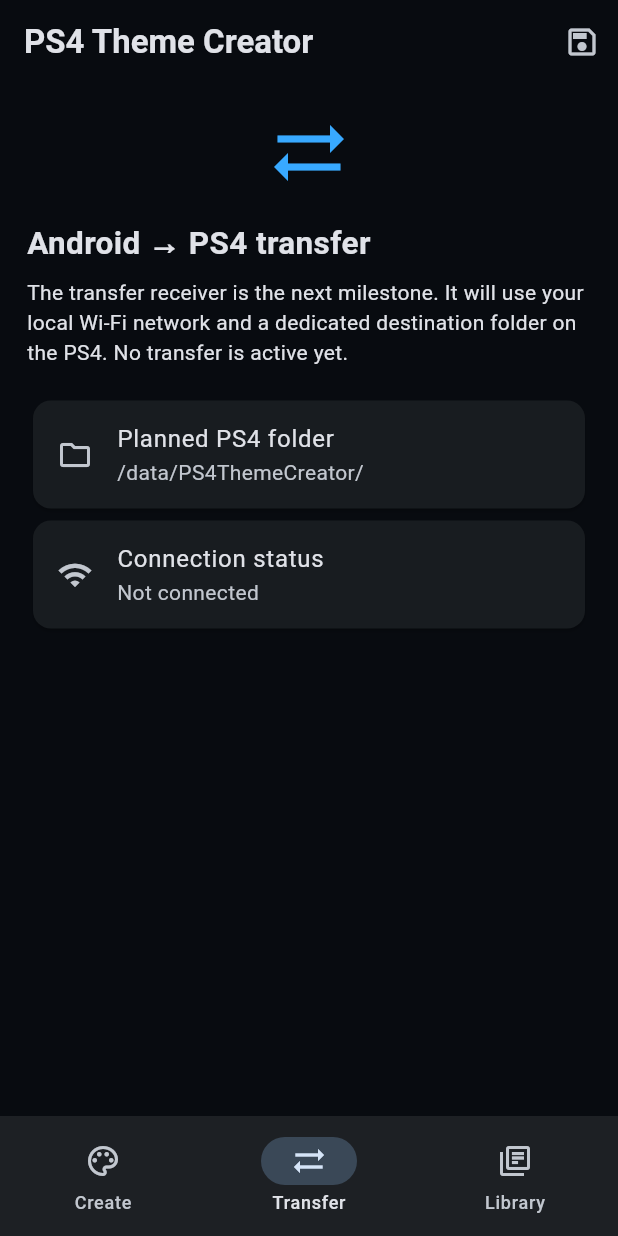
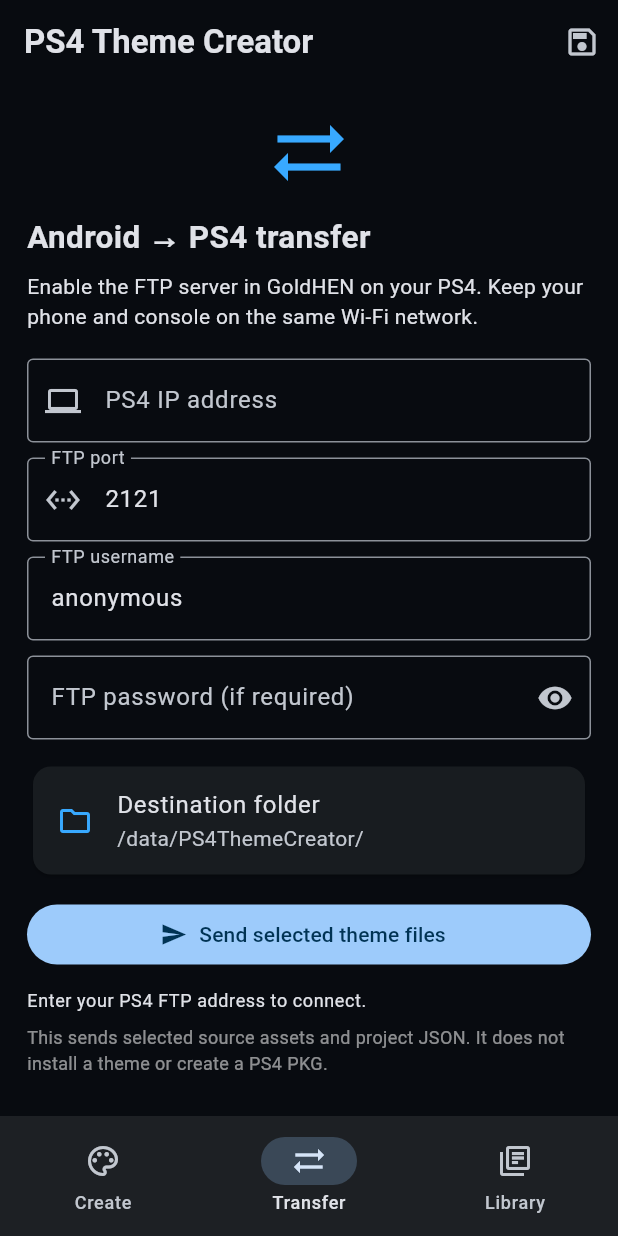
Before and after one commit to LJ-ctrl-gif/PS4-THEME-CREATOR, a Flutter app: the screen it shows after launch, item 2 of the bottom bar chosen, on a phone screen of 412 x 824 dp. Run offline on Flutter 3.47's test engine with Material 3 defaults, Android fonts, the phone set to English and light mode, and no system bars; our stand-ins replace file_picker, shared_preferences.

Commit message:
Connect Android theme editor to PS4 FTP transfer

```diff
--- a/lib/main.dart
+++ b/lib/main.dart
@@ -1,5 +1,7 @@
 import 'dart:convert';
 import 'dart:io';
+
+import 'ps4_ftp_client.dart';
 
 import 'package:file_picker/file_picker.dart';
 import 'package:flutter/material.dart';
@@ -84,6 +86,14 @@ class _CreatorHomeState extends State<CreatorHome> {
   final authorController = TextEditingController();
   bool loading = true;
   String status = 'Create a theme project to get started.';
+  final ipController = TextEditingController();
+  final portController = TextEditingController(text: '2121');
+  final userController = TextEditingController(text: 'anonymous');
+  final passwordController = TextEditingController();
+  bool transferring = false;
+  bool obscurePassword = true;
+  double transferProgress = 0;
+  String transferStatus = 'Enter your PS4 FTP address to connect.';
 
   @override
   void initState() {
@@ -95,12 +105,19 @@ class _CreatorHomeState extends State<CreatorHome> {
   void dispose() {
     nameController.dispose();
     authorController.dispose();
+    ipController.dispose();
+    portController.dispose();
+    userController.dispose();
+    passwordController.dispose();
     super.dispose();
   }
 
   Future<void> _loadDraft() async {
     final prefs = await SharedPreferences.getInstance();
     final raw = prefs.getString('theme_draft');
+    ipController.text = prefs.getString('ps4_ip') ?? '';
+    portController.text = prefs.getString('ps4_port') ?? '2121';
+    userController.text = prefs.getString('ps4_user') ?? 'anonymous';
     if (raw != null) {
       try {
         final restored = ThemeDraft.fromJson(jsonDecode(raw) as Map<String, dynamic>);
@@ -153,6 +170,72 @@ class _CreatorHomeState extends State<CreatorHome> {
       ScaffoldMessenger.of(context).showSnackBar(
         const SnackBar(content: Text('Project manifest copied to clipboard')),
       );
+    }
+  }
+
+
+  Future<void> _transferToPs4() async {
+    final host = ipController.text.trim();
+    final port = int.tryParse(portController.text.trim());
+    if (host.isEmpty || port == null || port < 1 || port > 65535) {
+      _showMessage('Enter a valid PS4 IP address and FTP port.');
+      return;
+    }
+    final files = <File>[];
+    if (draft.wallpaperPath != null) files.add(File(draft.wallpaperPath!));
+    if (draft.audioPath != null) files.add(File(draft.audioPath!));
+    if (files.isEmpty) {
+      _showMessage('Choose a wallpaper or audio file before transferring.');
+      return;
+    }
+    setState(() {
+      transferring = true;
+      transferProgress = 0;
+      transferStatus = 'Connecting to PS4…';
+    });
+    final prefs = await SharedPreferences.getInstance();
+    await prefs.setString('ps4_ip', host);
+    await prefs.setString('ps4_port', port.toString());
+    await prefs.setString('ps4_user', userController.text.trim());
+    final client = Ps4FtpClient(
+      host, port,
+      userController.text.trim().isEmpty ? 'anonymous' : userController.text.trim(),
+      passwordController.text,
+    );
+    try {
+      await client.connect();
+      if (mounted) setState(() => transferStatus = 'Connected. Preparing destination folder…');
+      await client.prepareFolder('/data/PS4ThemeCreator');
+      for (var i = 0; i < files.length; i++) {
+        final file = files[i];
+        if (!await file.exists()) {
+          throw FileSystemException('Selected asset is no longer available', file.path);
+        }
+        final rawName = file.uri.pathSegments.isEmpty ? 'asset_$i' : file.uri.pathSegments.last;
+        final safeName = rawName.replaceAll(RegExp(r'[^A-Za-z0-9._-]'), '_');
+        if (mounted) {
+          setState(() => transferStatus = 'Uploading ' + safeName + ' (' +
+              (i + 1).toString() + '/' + files.length.toString() + ')…');
+        }
+        await client.uploadFile(file, safeName);
+        if (mounted) setState(() => transferProgress = (i + 1) / (files.length + 1));
+      }
+      final manifest = File(Directory.systemTemp.path + '/ps4_theme_project.json');
+      await manifest.writeAsString(const JsonEncoder.withIndent('  ').convert(draft.toJson()));
+      await client.uploadFile(manifest, 'theme-project.json');
+      await manifest.delete();
+      if (mounted) {
+        setState(() {
+          transferProgress = 1;
+          transferStatus = 'Transfer complete: /data/PS4ThemeCreator/';
+        });
+        _showMessage('Theme assets sent to PS4.');
+      }
+    } catch (error) {
+      if (mounted) setState(() => transferStatus = 'Transfer failed: $error');
+    } finally {
+      await client.close();
+      if (mounted) setState(() => transferring = false);
     }
   }
 
@@ -267,29 +350,36 @@ class _CreatorHomeState extends State<CreatorHome> {
 
   Widget _transferPage() => ListView(
         padding: const EdgeInsets.all(18),
-        children: const [
-          Icon(Icons.sync_alt, size: 56, color: Color(0xFF38A9FF)),
-          SizedBox(height: 16),
-          Text('Android → PS4 transfer', style: TextStyle(fontSize: 21, fontWeight: FontWeight.bold)),
-          SizedBox(height: 8),
-          Text(
-            'The transfer receiver is the next milestone. It will use your local Wi-Fi network and a dedicated destination folder on the PS4. No transfer is active yet.',
+        children: [
+          const Icon(Icons.sync_alt, size: 56, color: Color(0xFF38A9FF)),
+          const SizedBox(height: 12),
+          const Text('Android → PS4 transfer', style: TextStyle(fontSize: 21, fontWeight: FontWeight.bold)),
+          const SizedBox(height: 8),
+          const Text('Enable the FTP server in GoldHEN on your PS4. Keep your phone and console on the same Wi-Fi network.'),
+          const SizedBox(height: 18),
+          TextField(controller: ipController, keyboardType: TextInputType.url, decoration: const InputDecoration(labelText: 'PS4 IP address', hintText: '192.168.1.100', border: OutlineInputBorder(), prefixIcon: Icon(Icons.computer))),
+          const SizedBox(height: 10),
+          TextField(controller: portController, keyboardType: TextInputType.number, decoration: const InputDecoration(labelText: 'FTP port', border: OutlineInputBorder(), prefixIcon: Icon(Icons.settings_ethernet))),
+          const SizedBox(height: 10),
+          TextField(controller: userController, decoration: const InputDecoration(labelText: 'FTP username', border: OutlineInputBorder())),
+          const SizedBox(height: 10),
+          TextField(controller: passwordController, obscureText: obscurePassword, decoration: InputDecoration(labelText: 'FTP password (if required)', border: const OutlineInputBorder(), suffixIcon: IconButton(onPressed: () => setState(() => obscurePassword = !obscurePassword), icon: Icon(obscurePassword ? Icons.visibility : Icons.visibility_off)))),
+          const SizedBox(height: 14),
+          const Card(child: ListTile(leading: Icon(Icons.folder_outlined, color: Color(0xFF38A9FF)), title: Text('Destination folder'), subtitle: Text('/data/PS4ThemeCreator/'))),
+          const SizedBox(height: 12),
+          FilledButton.icon(
+            onPressed: transferring ? null : _transferToPs4,
+            icon: transferring ? const SizedBox(width: 18, height: 18, child: CircularProgressIndicator(strokeWidth: 2)) : const Icon(Icons.send),
+            label: Text(transferring ? 'Transferring…' : 'Send selected theme files'),
           ),
-          SizedBox(height: 18),
-          Card(
-            child: ListTile(
-              leading: Icon(Icons.folder_outlined),
-              title: Text('Planned PS4 folder'),
-              subtitle: Text('/data/PS4ThemeCreator/'),
-            ),
-          ),
-          Card(
-            child: ListTile(
-              leading: Icon(Icons.wifi),
-              title: Text('Connection status'),
-              subtitle: Text('Not connected'),
-            ),
-          ),
+          if (transferring || transferProgress > 0) ...[
+            const SizedBox(height: 12),
+            LinearProgressIndicator(value: transferProgress),
+          ],
+          const SizedBox(height: 12),
+          Text(transferStatus, style: Theme.of(context).textTheme.bodySmall),
+          const SizedBox(height: 8),
+          const Text('This sends selected source assets and project JSON. It does not install a theme or create a PS4 PKG.', style: TextStyle(color: Colors.white54, fontSize: 12)),
         ],
       );
 
```
